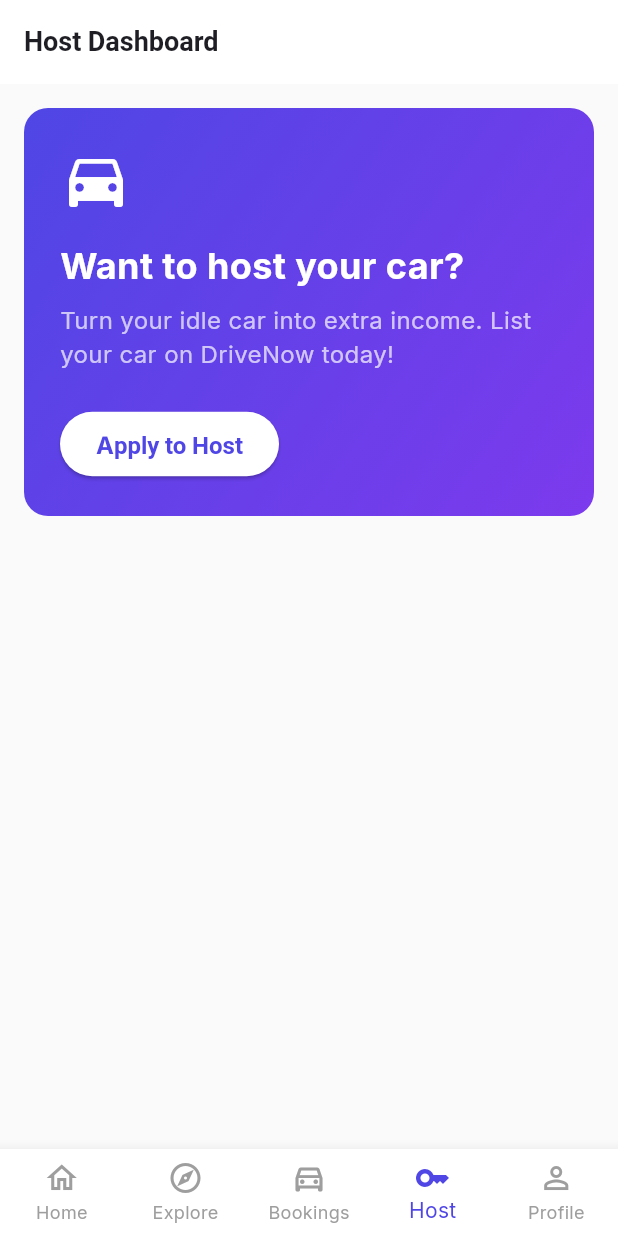
After one commit to Thokalamukesh/Rental_cars, a Flutter app: the HostDashboardScreen screen opened by its route, on a phone screen of 412 x 824 dp. The commit adds this screen. Run offline on Flutter 3.47's test engine with Material 3 defaults, Android fonts, the phone set to English and light mode, and no system bars; our stand-ins replace flutter_map, flutter_riverpod, go_router, google_fonts, image_picker, latlong2 and 1 more; accounts and stored records are empty.

Commit message:
Host UI separation

```diff
--- a/lib/core/routing/app_router.dart
+++ b/lib/core/routing/app_router.dart
@@ -6,6 +6,7 @@ import '../../presentation/home/screens/home_screen.dart';
 import '../../presentation/home/screens/explore_screen.dart';
 import '../../presentation/booking/screens/my_bookings_screen.dart';
 import '../../presentation/profile/screens/profile_screen.dart';
+import '../../presentation/profile/screens/host_dashboard_screen.dart';
 
 final GlobalKey<NavigatorState> _rootNavigatorKey = GlobalKey<NavigatorState>(debugLabel: 'root');
 final GlobalKey<NavigatorState> _shellNavigatorKey = GlobalKey<NavigatorState>(debugLabel: 'shell');
@@ -42,7 +43,7 @@ final goRouter = GoRouter(
         ),
         GoRoute(
           path: '/host',
-          builder: (context, state) => const ProfileScreen(), // Redirecting host tab to Profile/Settings
+          builder: (context, state) => const HostDashboardScreen(),
         ),
         GoRoute(
           path: '/profile',
--- /dev/null
+++ b/lib/presentation/profile/screens/host_dashboard_screen.dart
@@ -0,0 +1,298 @@
+import 'package:flutter/material.dart';
+import 'package:flutter_riverpod/flutter_riverpod.dart';
+import 'package:supabase_flutter/supabase_flutter.dart';
+import 'package:go_router/go_router.dart';
+
+final hostCarsProvider = FutureProvider<List<Map<String, dynamic>>>((ref) async {
+  final supabase = Supabase.instance.client;
+  final user = supabase.auth.currentUser;
+
+  if (user == null) return [];
+
+  final response = await supabase
+      .from('cars')
+      .select('*, bookings(id, status, total_price)')
+      .eq('shop_id', user.id);
+
+  return List<Map<String, dynamic>>.from(response);
+});
+
+final hostRequestProvider = FutureProvider<Map<String, dynamic>?>((ref) async {
+  final supabase = Supabase.instance.client;
+  final user = supabase.auth.currentUser;
+
+  if (user == null) return null;
+
+  final response = await supabase
+      .from('host_requests')
+      .select('*')
+      .eq('user_id', user.id)
+      .order('created_at', ascending: false)
+      .limit(1)
+      .maybeSingle();
+
+  return response;
+});
+
+class HostDashboardScreen extends ConsumerWidget {
+  const HostDashboardScreen({super.key});
+
+  Future<void> _applyToHost(BuildContext context, WidgetRef ref) async {
+    try {
+      final user = Supabase.instance.client.auth.currentUser;
+      if (user == null) return;
+
+      await Supabase.instance.client.from('host_requests').insert({
+        'user_id': user.id,
+        'status': 'PENDING'
+      });
+
+      ref.invalidate(hostRequestProvider);
+
+      if (context.mounted) {
+        ScaffoldMessenger.of(context).showSnackBar(
+          const SnackBar(content: Text('Hosting request submitted successfully!'), backgroundColor: Colors.green),
+        );
+      }
+    } catch (e) {
+      if (context.mounted) {
+        ScaffoldMessenger.of(context).showSnackBar(
+          SnackBar(content: Text('Failed to submit: $e'), backgroundColor: Colors.red),
+        );
+      }
+    }
+  }
+
+  @override
+  Widget build(BuildContext context, WidgetRef ref) {
+    final user = Supabase.instance.client.auth.currentUser;
+
+    if (user == null) {
+      return Scaffold(
+        appBar: AppBar(title: const Text('Host Dashboard')),
+        body: Center(
+          child: Column(
+            mainAxisAlignment: MainAxisAlignment.center,
+            children: [
+              const Text('Please login to view host dashboard.', style: TextStyle(fontSize: 16)),
+              const SizedBox(height: 16),
+              ElevatedButton(
+                onPressed: () => context.push('/auth'),
+                child: const Text('Login / Register'),
+              )
+            ],
+          ),
+        ),
+      );
+    }
+
+    final hostedCarsAsync = ref.watch(hostCarsProvider);
+    final requestAsync = ref.watch(hostRequestProvider);
+
+    return Scaffold(
+      backgroundColor: Colors.grey[50],
+      appBar: AppBar(
+        title: const Text('Host Dashboard', style: TextStyle(fontWeight: FontWeight.bold)),
+        backgroundColor: Colors.white,
+        foregroundColor: Colors.black,
+        elevation: 0,
+      ),
+      body: hostedCarsAsync.when(
+        loading: () => const Center(child: CircularProgressIndicator(color: Color(0xFF4F46E5))),
+        error: (err, stack) => Center(child: Text('Error: $err')),
+        data: (cars) {
+          final isHost = cars.isNotEmpty;
+
+          return ListView(
+            padding: const EdgeInsets.all(16),
+            children: [
+              if (!isHost) ...[
+                // Ad Banner for becoming a host
+                requestAsync.when(
+                  loading: () => const CircularProgressIndicator(),
+                  error: (err, stack) => Text('Error: $err'),
+                  data: (request) {
+                    final status = request?['status'];
+
+                    if (status == 'PENDING') {
+                      return _buildStatusBanner(
+                        title: 'Application Under Review',
+                        description: 'Your request to become a host is currently being reviewed by an admin. Please wait.',
+                        icon: Icons.hourglass_empty,
+                        colors: [Colors.orange[400]!, Colors.orange[600]!]
+                      );
+                    } else if (status == 'REJECTED') {
+                      return _buildStatusBanner(
+                        title: 'Application Rejected',
+                        description: 'Unfortunately, your request was rejected. Contact support for details.',
+                        icon: Icons.cancel,
+                        colors: [Colors.red[400]!, Colors.red[600]!]
+                      );
+                    } else if (status == 'APPROVED') {
+                       return _buildStatusBanner(
+                        title: 'Application Approved!',
+                        description: 'You are a shop admin now! Please upload a car from the admin dashboard.',
+                        icon: Icons.check_circle,
+                        colors: [Colors.green[400]!, Colors.green[600]!]
+                      );
+                    }
+
+                    return Container(
+                      padding: const EdgeInsets.all(24),
+                      decoration: BoxDecoration(
+                        gradient: const LinearGradient(
+                          colors: [Color(0xFF4F46E5), Color(0xFF7C3AED)],
+                          begin: Alignment.topLeft,
+                          end: Alignment.bottomRight,
+                        ),
+                        borderRadius: BorderRadius.circular(16),
+                      ),
+                      child: Column(
+                        crossAxisAlignment: CrossAxisAlignment.start,
+                        children: [
+                          const Icon(Icons.directions_car, color: Colors.white, size: 48),
+                          const SizedBox(height: 16),
+                          const Text(
+                            'Want to host your car?',
+                            style: TextStyle(color: Colors.white, fontSize: 24, fontWeight: FontWeight.bold),
+                          ),
+                          const SizedBox(height: 8),
+                          const Text(
+                            'Turn your idle car into extra income. List your car on DriveNow today!',
+                            style: TextStyle(color: Colors.white70, fontSize: 16),
+                          ),
+                          const SizedBox(height: 24),
+                          ElevatedButton(
+                            onPressed: () => _applyToHost(context, ref),
+                            style: ElevatedButton.styleFrom(
+                              backgroundColor: Colors.white,
+                              foregroundColor: const Color(0xFF4F46E5),
+                              padding: const EdgeInsets.symmetric(horizontal: 24, vertical: 12),
+                              shape: RoundedRectangleBorder(borderRadius: BorderRadius.circular(30)),
+                            ),
+                            child: const Text('Apply to Host', style: TextStyle(fontWeight: FontWeight.bold)),
+                          )
+                        ],
+                      ),
+                    );
+                  }
+                )
+              ] else ...[
+                // Host Stats
+                ...cars.map((car) {
+                  final bookings = List<Map<String, dynamic>>.from(car['bookings'] ?? []);
+                  final completedBookings = bookings.where((b) => b['status'] == 'APPROVED' || b['status'] == 'COMPLETED').toList();
+                  final totalEarned = completedBookings.fold(0.0, (sum, b) => sum + (b['total_price'] as num).toDouble());
+
+                  return Card(
+                    margin: const EdgeInsets.only(bottom: 16),
+                    shape: RoundedRectangleBorder(borderRadius: BorderRadius.circular(12)),
+                    child: Padding(
+                      padding: const EdgeInsets.all(16),
+                      child: Column(
+                        crossAxisAlignment: CrossAxisAlignment.start,
+                        children: [
+                          Row(
+                            mainAxisAlignment: MainAxisAlignment.spaceBetween,
+                            children: [
+                              Text(
+                                '${car['brand']} ${car['model']}',
+                                style: const TextStyle(fontSize: 18, fontWeight: FontWeight.bold),
+                              ),
+                              Container(
+                                padding: const EdgeInsets.symmetric(horizontal: 8, vertical: 4),
+                                decoration: BoxDecoration(
+                                  color: car['availability_status'] == 'AVAILABLE' ? Colors.green[50] : Colors.red[50],
+                                  borderRadius: BorderRadius.circular(8),
+                                ),
+                                child: Text(
+                                  car['availability_status'],
+                                  style: TextStyle(
+                                    color: car['availability_status'] == 'AVAILABLE' ? Colors.green : Colors.red,
+                                    fontSize: 12,
+                                    fontWeight: FontWeight.bold,
+                                  ),
+                                ),
+                              ),
+                            ],
+                          ),
+                          const Divider(height: 24),
+                          Row(
+                            mainAxisAlignment: MainAxisAlignment.spaceAround,
+                            children: [
+                              _HostStat(title: 'Total Bookings', value: '${bookings.length}'),
+                              _HostStat(title: 'Approved', value: '${completedBookings.length}'),
+                              _HostStat(title: 'Earnings', value: '\$$totalEarned', isMoney: true),
+                            ],
+                          ),
+                        ],
+                      ),
+                    ),
+                  );
+                }),
+              ],
+            ],
+          );
+        },
+      ),
+    );
+  }
+
+  Widget _buildStatusBanner({required String title, required String description, required IconData icon, required List<Color> colors}) {
+    return Container(
+      padding: const EdgeInsets.all(24),
+      decoration: BoxDecoration(
+        gradient: LinearGradient(
+          colors: colors,
+          begin: Alignment.topLeft,
+          end: Alignment.bottomRight,
+        ),
+        borderRadius: BorderRadius.circular(16),
+      ),
+      child: Column(
+        crossAxisAlignment: CrossAxisAlignment.center,
+        children: [
+          Icon(icon, color: Colors.white, size: 48),
+          const SizedBox(height: 16),
+          Text(
+            title,
+            textAlign: TextAlign.center,
+            style: const TextStyle(color: Colors.white, fontSize: 24, fontWeight: FontWeight.bold),
+          ),
+          const SizedBox(height: 8),
+          Text(
+            description,
+            textAlign: TextAlign.center,
+            style: const TextStyle(color: Colors.white, fontSize: 16),
+          ),
+        ],
+      ),
+    );
+  }
+}
+
+class _HostStat extends StatelessWidget {
+  final String title;
+  final String value;
+  final bool isMoney;
+
+  const _HostStat({required this.title, required this.value, this.isMoney = false});
+
+  @override
+  Widget build(BuildContext context) {
+    return Column(
+      children: [
+        Text(title, style: TextStyle(color: Colors.grey[600], fontSize: 12)),
+        const SizedBox(height: 4),
+        Text(
+          value,
+          style: TextStyle(
+            fontSize: 20,
+            fontWeight: FontWeight.bold,
+            color: isMoney ? Colors.green : Colors.black87
+          ),
+        ),
+      ],
+    );
+  }
+}
```
Also changed, not shown: lib/presentation/profile/screens/profile_screen.dart (+33 -155 lines).
